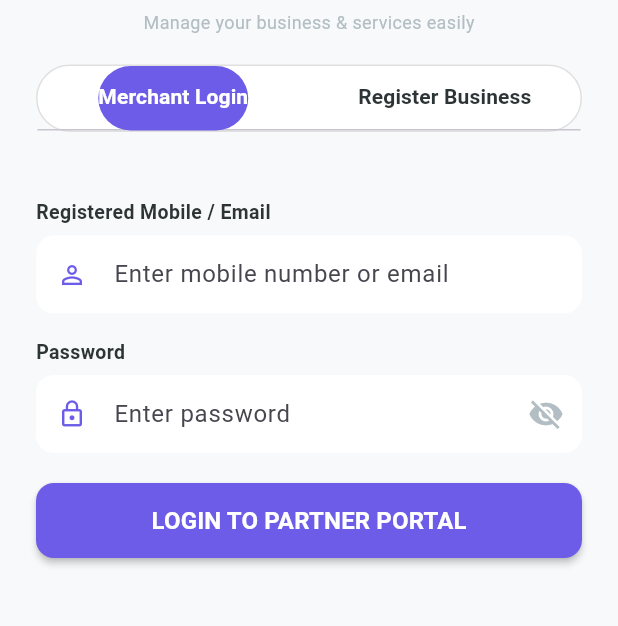
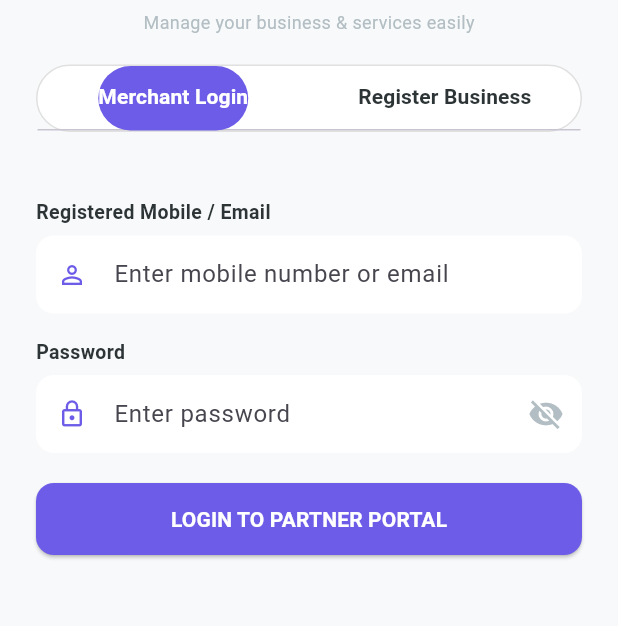
Before and after one commit to sisindri-admin/flash2mart-frontend, a Flutter app: the screen it shows after launch, on a phone screen of 412 x 824 dp, the part 96-722 px from its top. Run offline on Flutter 3.47's test engine with Material 3 defaults, Android fonts, the light colour scheme and no system bars.

Commit message:
Update custom_button.dart

```diff
--- a/lib/widgets/custom_button.dart
+++ b/lib/widgets/custom_button.dart
@@ -17,22 +17,21 @@ class CustomButton extends StatelessWidget {
   Widget build(BuildContext context) {
     return SizedBox(
       width: double.infinity,
-      height: 50,
+      height: 48,
       child: ElevatedButton(
+        onPressed: onPressed,
         style: ElevatedButton.styleFrom(
           backgroundColor: backgroundColor,
-          elevation: 2,
           shape: RoundedRectangleBorder(
             borderRadius: BorderRadius.circular(12),
           ),
         ),
-        onPressed: onPressed,
         child: Text(
           text,
           style: const TextStyle(
-            fontSize: 16,
+            color: Colors.white,
+            fontSize: 14,
             fontWeight: FontWeight.bold,
-            color: Colors.white,
           ),
         ),
       ),
```
